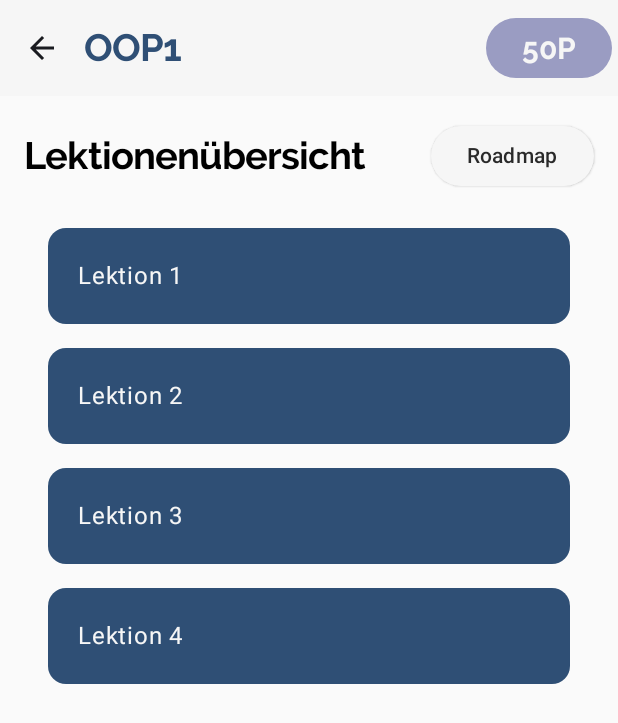
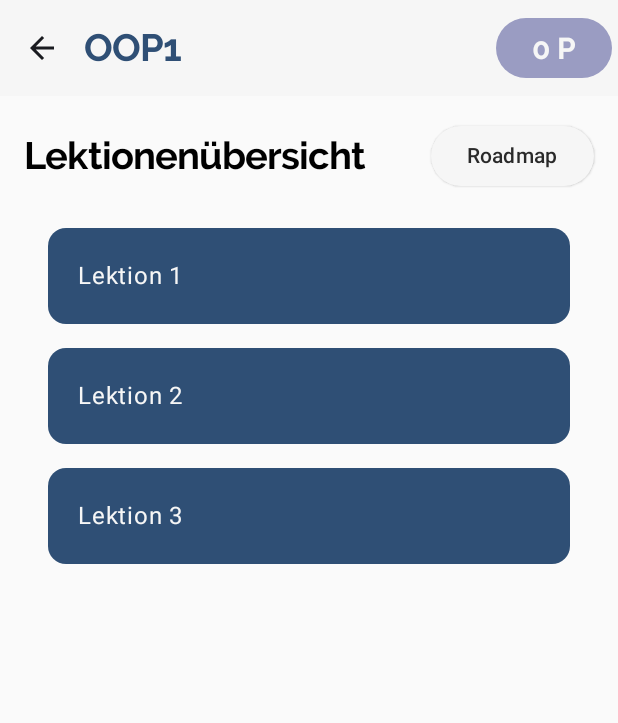
Before and after one commit to findingDodi/moduLearn, an Android app built with Jetpack Compose: the screen it shows after launch (Oop1Activity), after a tap on "OOP1", on a phone screen of 412 x 824 dp. Shown: the top 723 px of the screen. Run offline under Robolectric (Android 15) with nearby library versions, the light colour scheme and no system bars.

Commit message:
Änderungen der Punkte

```diff
--- a/app/src/main/AndroidManifest.xml
+++ b/app/src/main/AndroidManifest.xml
@@ -1,6 +1,9 @@
 <?xml version="1.0" encoding="utf-8"?>
+
 <manifest xmlns:android="http://schemas.android.com/apk/res/android"
     xmlns:tools="http://schemas.android.com/tools">
+
+    <uses-permission android:name="android.permission.INTERNET" />
 
     <application
         android:allowBackup="true"
@@ -32,6 +35,9 @@
         </activity>
 
 
+
     </application>
 
+
+
 </manifest>
--- a/app/src/main/java/de/hsd/modulearn/MainActivity.kt
+++ b/app/src/main/java/de/hsd/modulearn/MainActivity.kt
@@ -1,33 +1,19 @@
 package de.hsd.modulearn
 
+import android.content.Context
 import android.content.Intent
+import android.content.SharedPreferences
 import android.os.Bundle
 import androidx.activity.ComponentActivity
 import androidx.activity.compose.setContent
 import androidx.activity.enableEdgeToEdge
 import androidx.compose.foundation.clickable
-import androidx.compose.foundation.layout.Arrangement
-import androidx.compose.foundation.layout.Column
-import androidx.compose.foundation.layout.Row
-import androidx.compose.foundation.layout.Spacer
-import androidx.compose.foundation.layout.fillMaxWidth
-import androidx.compose.foundation.layout.height
-import androidx.compose.foundation.layout.padding
-import androidx.compose.foundation.layout.width
+import androidx.compose.foundation.layout.*
 import androidx.compose.material.icons.Icons
 import androidx.compose.material.icons.filled.Home
 import androidx.compose.material.icons.filled.List
 import androidx.compose.material.icons.filled.Settings
-import androidx.compose.material3.BottomAppBar
-import androidx.compose.material3.Card
-import androidx.compose.material3.CardDefaults
-import androidx.compose.material3.ExperimentalMaterial3Api
-import androidx.compose.material3.Icon
-import androidx.compose.material3.IconButton
-import androidx.compose.material3.Scaffold
-import androidx.compose.material3.Text
-import androidx.compose.material3.TopAppBar
-import androidx.compose.material3.TopAppBarDefaults.topAppBarColors
+import androidx.compose.material3.*
 import androidx.compose.runtime.Composable
 import androidx.compose.ui.Alignment
 import androidx.compose.ui.Modifier
@@ -36,14 +22,16 @@ import androidx.compose.ui.unit.dp
 import de.hsd.modulearn.screens.oop1.Oop1Activity
 import de.hsd.modulearn.ui.theme.*
 
+class MainActivity : ComponentActivity() {
+    private lateinit var sharedPreferences: SharedPreferences // Declare SharedPreferences
 
-class MainActivity : ComponentActivity() {
     override fun onCreate(savedInstanceState: Bundle?) {
         super.onCreate(savedInstanceState)
         enableEdgeToEdge()
+        sharedPreferences = getSharedPreferences("ModulearnPrefs", Context.MODE_PRIVATE) // Initialize SharedPreferences
         setContent {
             ModuLearnTheme {
-                ScaffoldExample(this)
+                ScaffoldExample(this, sharedPreferences) // Pass SharedPreferences to ScaffoldExample
             }
         }
     }
@@ -51,11 +39,11 @@ class MainActivity : ComponentActivity() {
 
 @OptIn(ExperimentalMaterial3Api::class)
 @Composable
-fun ScaffoldExample(activity: ComponentActivity) {
+fun ScaffoldExample(activity: ComponentActivity, sharedPreferences: SharedPreferences) {
     Scaffold(
         topBar = {
             TopAppBar(
-                colors = topAppBarColors(
+                colors = TopAppBarDefaults.topAppBarColors(
                     containerColor = White,
                     titleContentColor = PrimaryDarkBlue,
                 ),
@@ -103,8 +91,10 @@ fun ScaffoldExample(activity: ComponentActivity) {
                 ), modifier = Modifier
                     .width(250.dp)
                     .height(100.dp)
-                    .clickable { // Hier wird ein OnClickListener hinzugefügt
+                    .clickable {
+                        // Hier wird ein OnClickListener hinzugefügt
                         val intent = Intent(activity, Oop1Activity::class.java)
+                        intent.putExtra("points", sharedPreferences.getInt("points", 0)) // Pass current points
                         activity.startActivity(intent)
                     },
             ) {
--- /dev/null
+++ b/app/src/main/java/de/hsd/modulearn/screens/RoadMap/RoadMapActivity.kt
@@ -0,0 +1,4 @@
+package de.hsd.modulearn.screens.RoadMap
+
+class RoadMapActivity {
+}
--- a/app/src/main/java/de/hsd/modulearn/screens/oop1/OOP1Activity.kt
+++ b/app/src/main/java/de/hsd/modulearn/screens/oop1/OOP1Activity.kt
@@ -1,6 +1,8 @@
 package de.hsd.modulearn.screens.oop1
 
+import android.content.Context
 import android.content.Intent
+import android.content.SharedPreferences
 import android.os.Bundle
 import androidx.activity.ComponentActivity
 import androidx.activity.compose.setContent
@@ -22,11 +24,14 @@ import de.hsd.modulearn.ui.theme.*
 import androidx.compose.ui.Alignment
 
 class Oop1Activity : ComponentActivity() {
+    private lateinit var sharedPreferences: SharedPreferences // Declare SharedPreferences
+
     override fun onCreate(savedInstanceState: Bundle?) {
         super.onCreate(savedInstanceState)
+        sharedPreferences = getSharedPreferences("ModulearnPrefs", Context.MODE_PRIVATE) // Initialize SharedPreferences
         setContent {
             ModuLearnTheme {
-                Oop1Screen(this)
+                Oop1Screen(this, sharedPreferences) // Pass SharedPreferences to Oop1Screen
             }
         }
     }
@@ -34,7 +39,16 @@ class Oop1Activity : ComponentActivity() {
 
 @OptIn(ExperimentalMaterial3Api::class)
 @Composable
-fun Oop1Screen(activity: ComponentActivity) {
+fun Oop1Screen(activity: ComponentActivity, sharedPreferences: SharedPreferences) {
+    var points by remember { mutableStateOf(sharedPreferences.getInt("points", 0)) } // Read points from SharedPreferences
+    val clickedLessons = remember {
+        mutableStateListOf(
+            sharedPreferences.getBoolean("lesson1_clicked", false),
+            sharedPreferences.getBoolean("lesson2_clicked", false),
+            sharedPreferences.getBoolean("lesson3_clicked", false)
+        )
+    } // List to store clicked states
+
     Column {
         TopAppBar(
             colors = TopAppBarDefaults.topAppBarColors(
@@ -55,14 +69,14 @@ fun Oop1Screen(activity: ComponentActivity) {
             actions = {
                 Button(
                     onClick = {
-                        // do something
+                        // Show points
                     },
                     colors = ButtonDefaults.buttonColors(
                         containerColor = PrimaryDarkLilac,
                         contentColor = White
                     )
                 ) {
-                    Text("50P", style = Typography.headlineSmall)
+                    Text("$points P", style = Typography.headlineSmall) // Display current points
                 }
             }
         )
@@ -85,29 +99,54 @@ fun Oop1Screen(activity: ComponentActivity) {
                 }
             }
             Spacer(modifier = Modifier.height(16.dp))
-            displayOpp1Chapters()
+            displayOpp1Chapters(
+                activity,
+                sharedPreferences,
+                clickedLessons,
+                onPointsUpdated = { newPoints ->
+                    points = newPoints // Update points state
+                }
+            )
         }
     }
 }
 
-
 @OptIn(ExperimentalMaterial3Api::class)
 @Composable
-fun displayOpp1Chapters() {
+fun displayOpp1Chapters(
+    activity: ComponentActivity,
+    sharedPreferences: SharedPreferences,
+    clickedLessons: MutableList<Boolean>,
+    onPointsUpdated: (Int) -> Unit
+) {
     LazyColumn(
         contentPadding = PaddingValues(horizontal = 16.dp, vertical = 8.dp),
         verticalArrangement = Arrangement.spacedBy(16.dp)
     ) {
-        items(4) { index ->
+        items(3) { index ->
             Card(
                 colors = CardDefaults.cardColors(
-                    containerColor = PrimaryDarkBlue,
-                    contentColor = White
+                    containerColor = if (clickedLessons[index]) LightGrey else PrimaryDarkBlue,
+                    contentColor = if (clickedLessons[index]) Black else White
                 ),
                 modifier = Modifier
                     .fillMaxWidth()
-                    .clickable {
-
+                    .clickable(
+                        enabled = !clickedLessons[index]
+                    ) {
+                        val increment = when (index) {
+                            0 -> 20  // Lektion 1
+                            1 -> 55  // Lektion 2
+                            2 -> 1000 // Lektion 3
+                            else -> 0
+                        }
+                        val newPoints = sharedPreferences.getInt("points", 0) + increment // Increase points based on lesson
+                        sharedPreferences.edit()
+                            .putInt("points", newPoints)
+                            .putBoolean("lesson${index + 1}_clicked", true) // Mark lesson as clicked
+                            .apply() // Save new points and clicked state to SharedPreferences
+                        clickedLessons[index] = true // Update local clicked state
+                        onPointsUpdated(newPoints) // Update points in the UI
                     }
             ) {
                 Text(
```
Also changed, not shown: app/build.gradle (+11 -1 lines), gradle/libs.versions.toml (+60 -0 lines).
